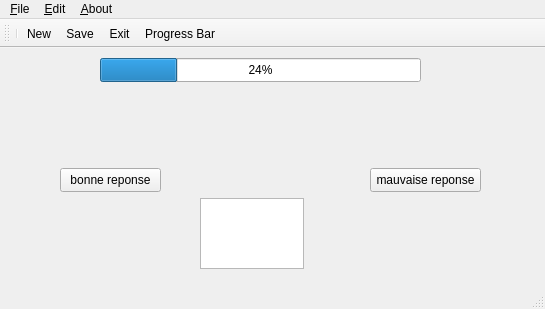
The window that SAE.201/notepad.ui (lea905/SAE201) describes before a commit, drawn with Qt 5.
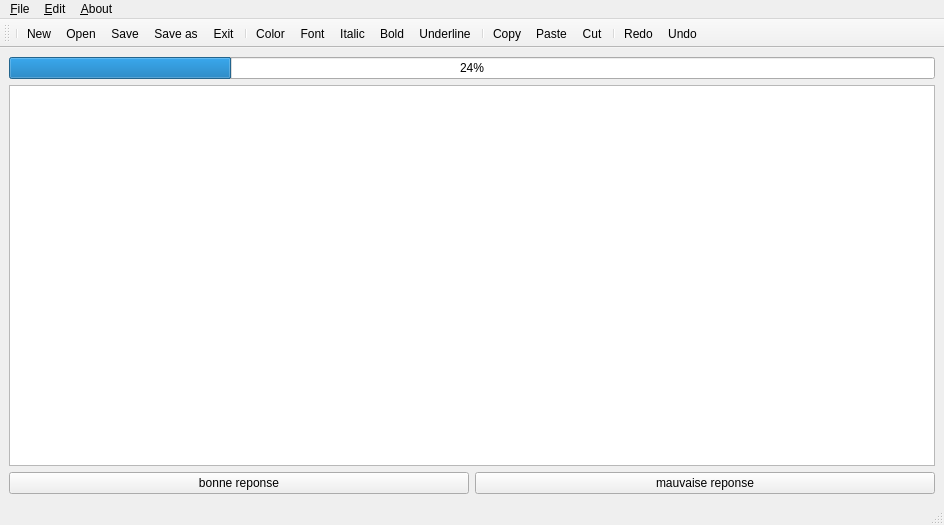
The same window after the commit. Icons and pictures are not drawn.

```diff
--- a/SAE.201/notepad.ui
+++ b/SAE.201/notepad.ui
@@ -6,70 +6,56 @@
    <rect>
     <x>0</x>
     <y>0</y>
-    <width>545</width>
-    <height>309</height>
+    <width>944</width>
+    <height>525</height>
    </rect>
   </property>
   <property name="windowTitle">
    <string>Notepad</string>
   </property>
   <widget class="QWidget" name="centralwidget">
-   <widget class="QProgressBar" name="progressBar">
-    <property name="geometry">
-     <rect>
-      <x>100</x>
-      <y>10</y>
-      <width>321</width>
-      <height>24</height>
-     </rect>
-    </property>
-    <property name="value">
-     <number>24</number>
-    </property>
-   </widget>
-   <widget class="QPushButton" name="pushButton">
-    <property name="geometry">
-     <rect>
-      <x>60</x>
-      <y>120</y>
-      <width>101</width>
-      <height>24</height>
-     </rect>
-    </property>
-    <property name="text">
-     <string>bonne reponse</string>
-    </property>
-   </widget>
-   <widget class="QPushButton" name="pushButton_2">
-    <property name="geometry">
-     <rect>
-      <x>370</x>
-      <y>120</y>
-      <width>111</width>
-      <height>24</height>
-     </rect>
-    </property>
-    <property name="text">
-     <string>mauvaise reponse</string>
-    </property>
-   </widget>
-   <widget class="QTextEdit" name="textEdit">
-    <property name="geometry">
-     <rect>
-      <x>200</x>
-      <y>150</y>
-      <width>104</width>
-      <height>71</height>
-     </rect>
-    </property>
-   </widget>
+   <layout class="QGridLayout" name="gridLayout">
+    <item row="0" column="0" colspan="2">
+     <widget class="QProgressBar" name="progressBar">
+      <property name="value">
+       <number>24</number>
+      </property>
+     </widget>
+    </item>
+    <item row="1" column="0" colspan="2">
+     <widget class="QTextEdit" name="textEdit">
+      <property name="html">
+       <string>&lt;!DOCTYPE HTML PUBLIC &quot;-//W3C//DTD HTML 4.0//EN&quot; &quot;http://www.w3.org/TR/REC-html40/strict.dtd&quot;&gt;
+&lt;html&gt;&lt;head&gt;&lt;meta name=&quot;qrichtext&quot; content=&quot;1&quot; /&gt;&lt;meta charset=&quot;utf-8&quot; /&gt;&lt;style type=&quot;text/css&quot;&gt;
+p, li { white-space: pre-wrap; }
+hr { height: 1px; border-width: 0; }
+&lt;/style&gt;&lt;/head&gt;&lt;body style=&quot; font-family:'Segoe UI'; font-size:9pt; font-weight:400; font-style:normal;&quot;&gt;
+&lt;p style=&quot;-qt-paragraph-type:empty; margin-top:0px; margin-bottom:0px; margin-left:0px; margin-right:0px; -qt-block-indent:0; text-indent:0px;&quot;&gt;&lt;br /&gt;&lt;/p&gt;&lt;/body&gt;&lt;/html&gt;</string>
+      </property>
+     </widget>
+    </item>
+    <item row="2" column="0">
+     <widget class="QPushButton" name="pushButton">
+      <property name="text">
+       <string>bonne reponse</string>
+      </property>
+     </widget>
+    </item>
+    <item row="2" column="1">
+     <widget class="QPushButton" name="pushButton_2">
+      <property name="text">
+       <string>mauvaise reponse</string>
+      </property>
+     </widget>
+    </item>
+   </layout>
   </widget>
   <widget class="QMenuBar" name="menubar">
    <property name="geometry">
     <rect>
      <x>0</x>
      <y>0</y>
-     <width>545</width>
+     <width>944</width>
      <height>22</height>
     </rect>
    </property>
@@ -120,9 +106,23 @@
    </attribute>
    <addaction name="separator"/>
    <addaction name="actionNew"/>
+   <addaction name="actionOpen"/>
    <addaction name="actionSave"/>
+   <addaction name="actionSave_as"/>
    <addaction name="actionExit"/>
-   <addaction name="actionProgress_Bar"/>
+   <addaction name="separator"/>
+   <addaction name="actionColor"/>
+   <addaction name="actionFont"/>
+   <addaction name="actionItalic"/>
+   <addaction name="actionBold"/>
+   <addaction name="actionUnderline"/>
+   <addaction name="separator"/>
+   <addaction name="actionCopy"/>
+   <addaction name="actionPaste"/>
+   <addaction name="actionCut"/>
+   <addaction name="separator"/>
+   <addaction name="actionRedo"/>
+   <addaction name="actionUndo"/>
   </widget>
   <action name="actionNew">
    <property name="text">
@@ -237,6 +237,21 @@
     <string>Progress Bar</string>
    </property>
   </action>
+  <action name="actionUnderline">
+   <property name="checkable">
+    <bool>true</bool>
+   </property>
+   <property name="icon">
+    <iconset resource="Notepad.qrc">
+     <normaloff>:/new/prefix1/images/underline.png</normaloff>:/new/prefix1/images/underline.png</iconset>
+   </property>
+   <property name="text">
+    <string>Underline</string>
+   </property>
+   <property name="shortcut">
+    <string>Ctrl+U</string>
+   </property>
+  </action>
  </widget>
  <resources/>
  <connections/>
```
Left out of the diff: 71 changed lines with no effect on the pictures.
